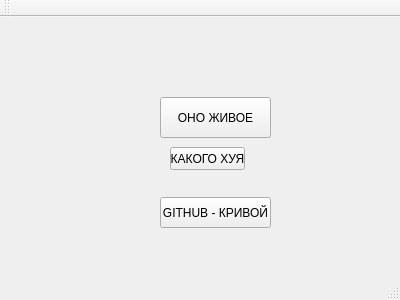
Qt form simulation.ui (LukinDaniil/PractikaLeto2019) before a commit.
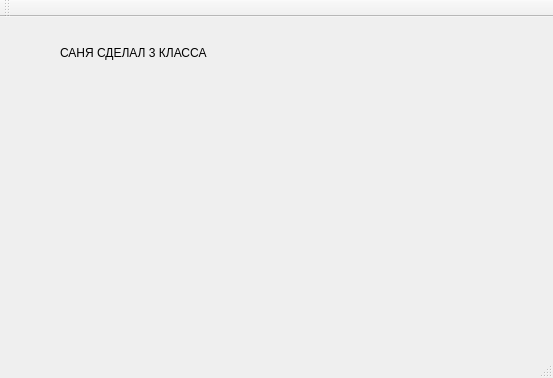
The same form after that commit.

Commit message: Добавил 3 класса, проект компилится.

Patch:
```diff
--- a/simulation.ui
+++ b/simulation.ui
@@ -6,51 +6,25 @@
    <rect>
     <x>0</x>
     <y>0</y>
-    <width>400</width>
-    <height>300</height>
+    <width>553</width>
+    <height>378</height>
    </rect>
   </property>
   <property name="windowTitle">
    <string>Simulation</string>
   </property>
   <widget class="QWidget" name="centralWidget">
-   <widget class="QPushButton" name="pushButton">
+   <widget class="QLabel" name="label">
     <property name="geometry">
      <rect>
-      <x>160</x>
-      <y>80</y>
-      <width>111</width>
-      <height>41</height>
-     </rect>
-    </property>
-    <property name="text">
-     <string>ОНО ЖИВОЕ</string>
-    </property>
-   </widget>
-   <widget class="QPushButton" name="pushButton_2">
-    <property name="geometry">
-     <rect>
-      <x>160</x>
-      <y>180</y>
-      <width>111</width>
+      <x>60</x>
+      <y>20</y>
+      <width>181</width>
       <height>31</height>
      </rect>
     </property>
     <property name="text">
-     <string>GITHUB - КРИВОЙ</string>
-    </property>
-   </widget>
-   <widget class="QPushButton" name="pushButton_3">
-    <property name="geometry">
-     <rect>
-      <x>170</x>
-      <y>130</y>
-      <width>75</width>
-      <height>23</height>
-     </rect>
-    </property>
-    <property name="text">
-     <string>КАКОГО ХУЯ</string>
+     <string>САНЯ СДЕЛАЛ 3 КЛАССА</string>
     </property>
    </widget>
   </widget>
```
Left out of the diff: 23 changed lines with no effect on the pictures. The commit also changes 9 other files.
